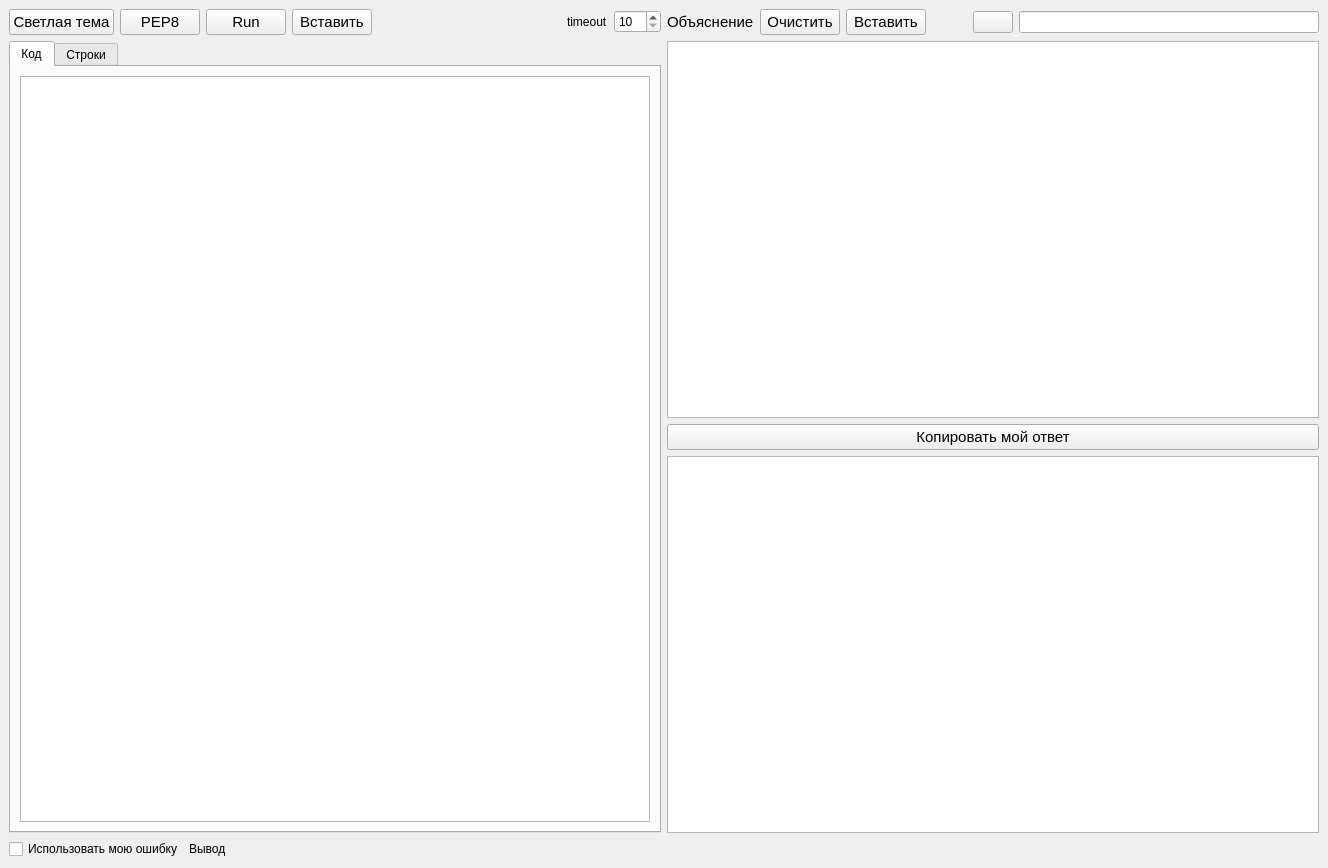
This is mainwindow.ui in grigvlwork/pool_jan_24 as Qt 5 draws it before an edit. The edited form follows.
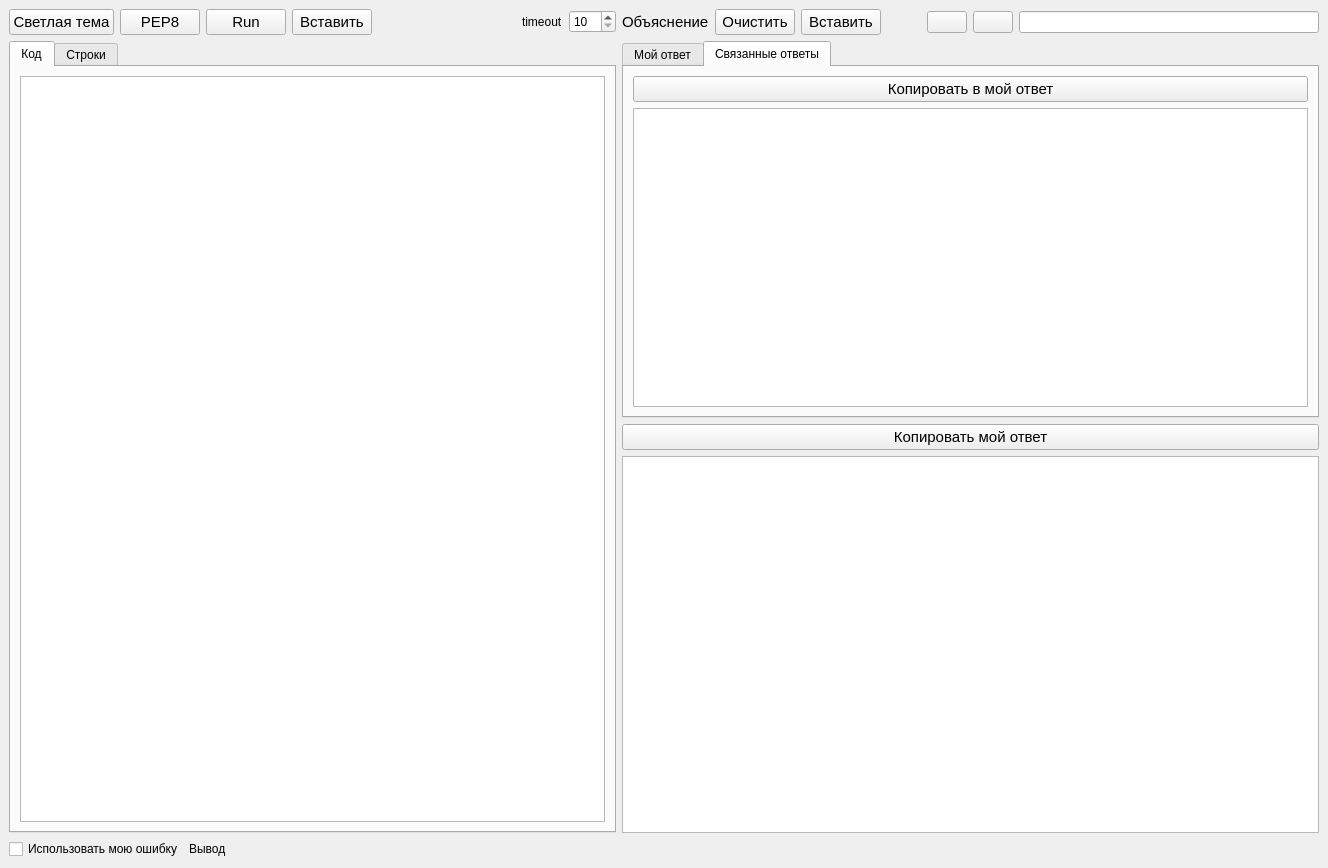
This is the edited form. The open tabs and pages were chosen to show the change. Icons and pictures are not drawn.

Commit message: добавил элемент для отображения связанных решений

Patch:
```diff
--- a/mainwindow.ui
+++ b/mainwindow.ui
@@ -14,7 +14,7 @@
    <string>Пул январь 2024</string>
   </property>
   <widget class="QWidget" name="centralwidget">
-   <layout class="QVBoxLayout" name="verticalLayout_3">
+   <layout class="QVBoxLayout" name="verticalLayout_4">
     <item>
      <layout class="QHBoxLayout" name="horizontalLayout_6">
       <item>
@@ -154,7 +154,7 @@
        </layout>
       </item>
       <item>
-       <layout class="QVBoxLayout" name="verticalLayout">
+       <layout class="QVBoxLayout" name="verticalLayout_3">
         <item>
          <layout class="QHBoxLayout" name="horizontalLayout_5">
           <item>
@@ -206,6 +206,23 @@
             </property>
            </spacer>
           </item>
+          <item>
+           <widget class="QPushButton" name="save_btn">
+            <property name="text">
+             <string/>
+            </property>
+            <property name="icon">
+             <iconset>
+              <normaloff>images/save.png</normaloff>images/save.png</iconset>
+            </property>
+            <property name="iconSize">
+             <size>
+              <width>24</width>
+              <height>24</height>
+             </size>
+            </property>
+           </widget>
+          </item>
           <item>
            <widget class="QPushButton" name="link_pb">
             <property name="text">
@@ -242,13 +259,58 @@
          </layout>
         </item>
         <item>
-         <widget class="QPlainTextEdit" name="explanation_pte">
-          <property name="font">
-           <font>
-            <family>Consolas</family>
-            <pointsize>11</pointsize>
-           </font>
+         <widget class="QTabWidget" name="tabWidget">
+          <property name="currentIndex">
+           <number>0</number>
           </property>
+          <widget class="QWidget" name="tab_3">
+           <attribute name="title">
+            <string>Мой ответ</string>
+           </attribute>
+           <layout class="QHBoxLayout" name="horizontalLayout_4">
+            <item>
+             <widget class="QPlainTextEdit" name="explanation_pte">
+              <property name="font">
+               <font>
+                <family>Consolas</family>
+                <pointsize>11</pointsize>
+               </font>
+              </property>
+             </widget>
+            </item>
+           </layout>
+          </widget>
+          <widget class="QWidget" name="tab_4">
+           <attribute name="title">
+            <string>Связанные ответы</string>
+           </attribute>
+           <layout class="QVBoxLayout" name="verticalLayout">
+            <item>
+             <widget class="QPushButton" name="copy_in_my_answer_btn">
+              <property name="enabled">
+               <bool>true</bool>
+              </property>
+              <property name="maximumSize">
+               <size>
+                <width>16777215</width>
+                <height>16777215</height>
+               </size>
+              </property>
+              <property name="font">
+               <font>
+                <pointsize>11</pointsize>
+               </font>
+              </property>
+              <property name="text">
+               <string>Копировать в мой ответ</string>
+              </property>
+             </widget>
+            </item>
+            <item>
+             <widget class="QTableView" name="answers_tv"/>
+            </item>
+           </layout>
+          </widget>
          </widget>
         </item>
         <item>
```
The commit also changes 1 other file.
